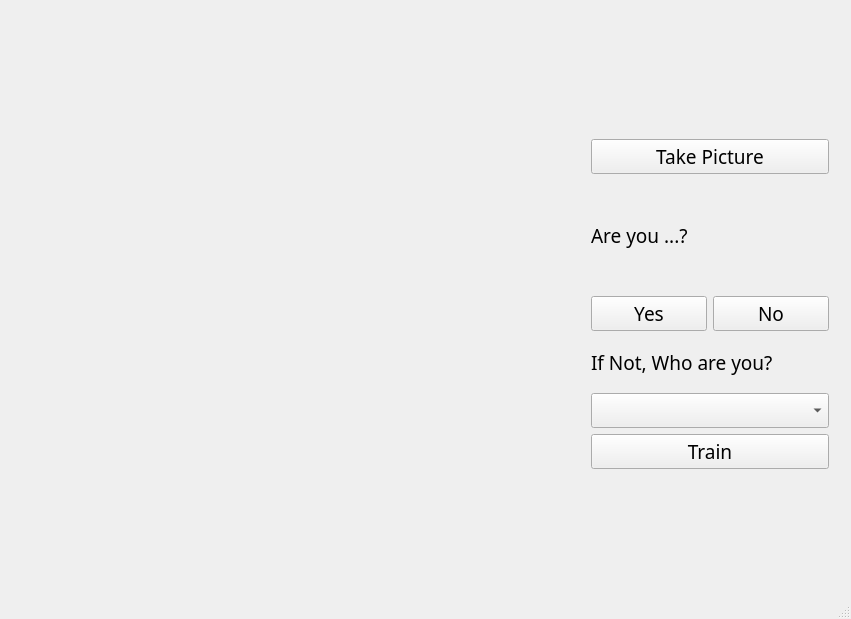
Above: mainwindow.ui from Kumov/FaceRecognition before the change. Below: the same form after it.
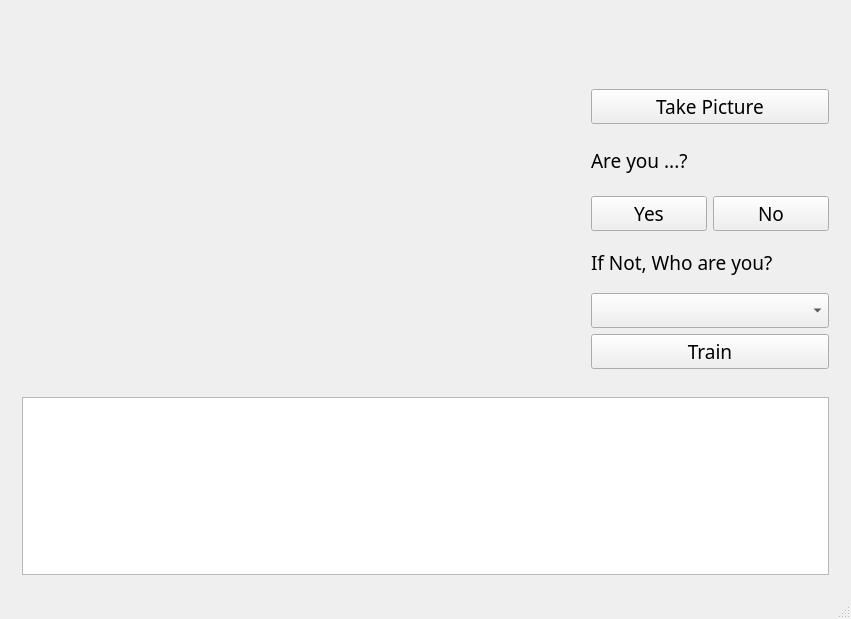
That is the form after the change.

Commit message: larger log text bar

The edit to the form file:
```diff
--- a/mainwindow.ui
+++ b/mainwindow.ui
@@ -20,9 +20,24 @@
       <property name="maximumSize">
        <size>
         <width>16777215</width>
-        <height>100</height>
+        <height>200</height>
        </size>
       </property>
+      <layout class="QGridLayout" name="gridLayout_4">
+       <item row="0" column="0">
+        <widget class="QTextEdit" name="logText">
+         <property name="enabled">
+          <bool>true</bool>
+         </property>
+         <property name="font">
+          <font>
+           <family>Sans</family>
+           <pointsize>12</pointsize>
+          </font>
+         </property>
+        </widget>
+       </item>
+      </layout>
      </widget>
     </item>
     <item row="0" column="0">
```
